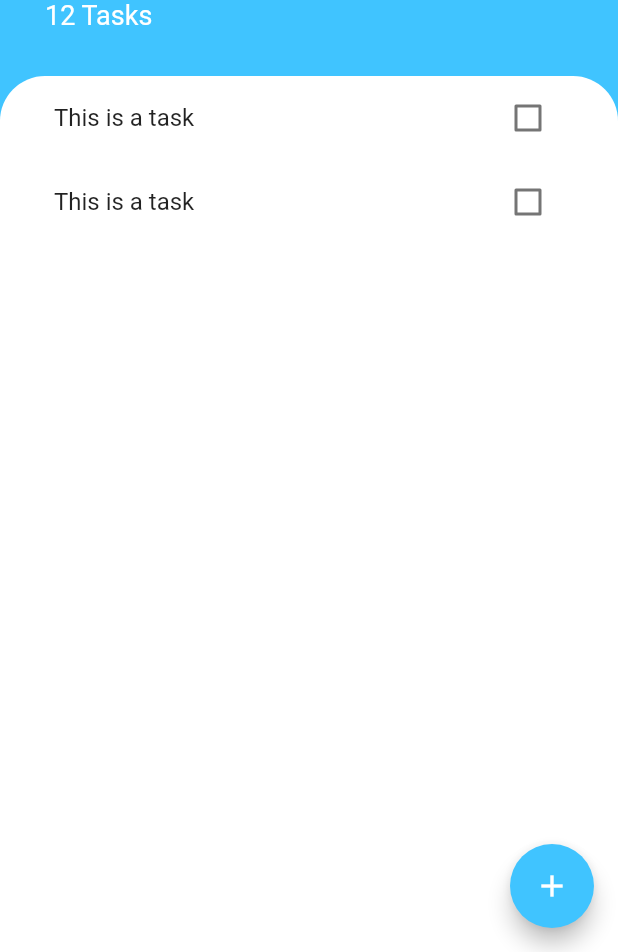
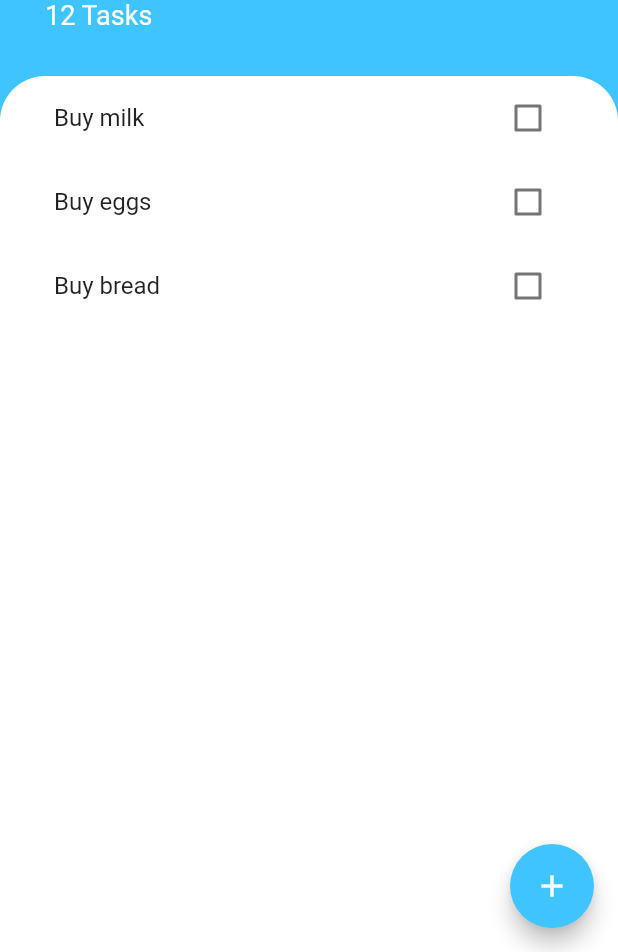
Before and after one commit to yuchehsieh/todoey-flutter, a Flutter app: the screen it shows after launch, on a phone screen of 412 x 824 dp, the part 284-1236 px from its top. Run offline on Flutter 3.47's test engine with Material 2 defaults, Android fonts, the phone set to English and light mode, and no system bars.

Commit message:
turn TaskList into StatefulWidget, latter will lift all the state up.

```diff
--- /dev/null
+++ b/lib/models/task.dart
@@ -0,0 +1,10 @@
+class Task {
+  Task({this.name, this.isDone = false});
+
+  final String name;
+  bool isDone;
+
+  void toggleDone() {
+    isDone = !isDone;
+  }
+}
--- a/lib/widgets/task_list.dart
+++ b/lib/widgets/task_list.dart
@@ -1,14 +1,32 @@
 import 'package:flutter/material.dart';
+import 'package:todoey_flutter/models/task.dart';
 import 'package:todoey_flutter/widgets/task_tile.dart';
 
-class TaskList extends StatelessWidget {
+class TaskList extends StatefulWidget {
+  @override
+  _TaskListState createState() => _TaskListState();
+}
+
+class _TaskListState extends State<TaskList> {
+  List<Task> tasks = [
+    Task(name: 'Buy milk'),
+    Task(name: 'Buy eggs'),
+    Task(name: 'Buy bread'),
+  ];
+
   @override
   Widget build(BuildContext context) {
-    return ListView(
-      children: <Widget>[
-        TaskTile(),
-        TaskTile(),
-      ],
+    return ListView.builder(
+      itemBuilder: (_, index) => TaskTile(
+        taskTitle: tasks[index].name,
+        isChecked: tasks[index].isDone,
+        toggleChecked: ((_) {
+          setState(() {
+            tasks[index].toggleDone();
+          });
+        }),
+      ),
+      itemCount: tasks.length,
     );
   }
 }
--- a/lib/widgets/task_tile.dart
+++ b/lib/widgets/task_tile.dart
@@ -1,13 +1,28 @@
 import 'package:flutter/material.dart';
 
 class TaskTile extends StatelessWidget {
+  TaskTile({
+    this.isChecked,
+    this.taskTitle,
+    this.toggleChecked,
+  });
+
+  final String taskTitle;
+  final bool isChecked;
+  final Function toggleChecked;
+
   @override
   Widget build(BuildContext context) {
     return ListTile(
-      title: Text('This is a task'),
+      title: Text(
+        taskTitle,
+        style: TextStyle(
+          decoration: isChecked ? TextDecoration.lineThrough : null,
+        ),
+      ),
       trailing: Checkbox(
-        onChanged: (value) {},
-        value: false,
+        onChanged: toggleChecked,
+        value: isChecked,
       ),
     );
   }
```
